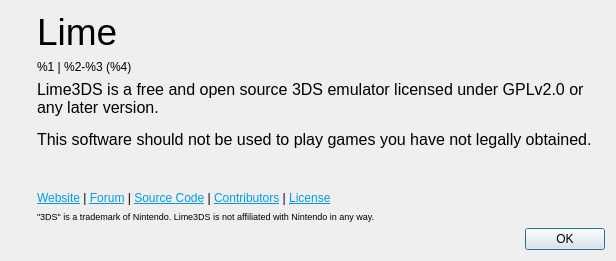
The window that src/lime_qt/aboutdialog.ui (Lime3DS/Lime3DS) describes before a commit, drawn with Qt 5.
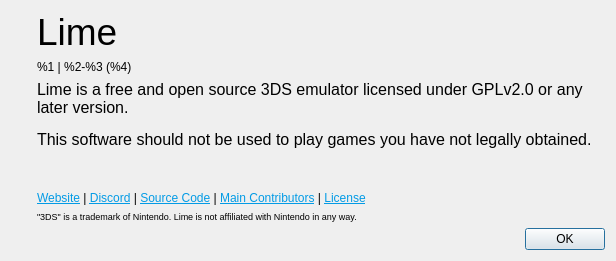
The same window after the commit. Icons and pictures are not drawn.

Commit message: Update the about UI in lime_qt.

Diff of the .ui file:
```diff
--- a/src/lime_qt/aboutdialog.ui
+++ b/src/lime_qt/aboutdialog.ui
@@ -87,7 +87,7 @@
 &lt;html&gt;&lt;head&gt;&lt;meta name=&quot;qrichtext&quot; content=&quot;1&quot; /&gt;&lt;style type=&quot;text/css&quot;&gt;
 p, li { white-space: pre-wrap; }
 &lt;/style&gt;&lt;/head&gt;&lt;body style=&quot; font-family:'Ubuntu'; font-size:11pt; font-weight:400; font-style:normal;&quot;&gt;
-&lt;p style=&quot; margin-top:0px; margin-bottom:0px; margin-left:0px; margin-right:0px; -qt-block-indent:0; text-indent:0px;&quot;&gt;&lt;span style=&quot; font-family:'MS Shell Dlg 2'; font-size:12pt;&quot;&gt;Lime3DS is a free and open source 3DS emulator licensed under GPLv2.0 or any later version.&lt;/span&gt;&lt;/p&gt;
+&lt;p style=&quot; margin-top:0px; margin-bottom:0px; margin-left:0px; margin-right:0px; -qt-block-indent:0; text-indent:0px;&quot;&gt;&lt;span style=&quot; font-family:'MS Shell Dlg 2'; font-size:12pt;&quot;&gt;Lime is a free and open source 3DS emulator licensed under GPLv2.0 or any later version.&lt;/span&gt;&lt;/p&gt;
 &lt;p style=&quot;-qt-paragraph-type:empty; margin-top:0px; margin-bottom:0px; margin-left:0px; margin-right:0px; -qt-block-indent:0; text-indent:0px; font-family:'MS Shell Dlg 2'; font-size:8pt;&quot;&gt;&lt;br /&gt;&lt;/p&gt;
 &lt;p style=&quot; margin-top:0px; margin-bottom:0px; margin-left:0px; margin-right:0px; -qt-block-indent:0; text-indent:0px;&quot;&gt;&lt;span style=&quot; font-family:'MS Shell Dlg 2'; font-size:12pt;&quot;&gt;This software should not be used to play games you have not legally obtained.&lt;/span&gt;&lt;/p&gt;&lt;/body&gt;&lt;/html&gt;</string>
          </property>
@@ -115,7 +115,7 @@
        <item>
         <widget class="QLabel" name="labelLinks">
          <property name="text">
-          <string>&lt;html&gt;&lt;head/&gt;&lt;body&gt;&lt;p&gt;&lt;a href=&quot;https://citra-emu.org/&quot;&gt;&lt;span style=&quot; text-decoration: underline; color:#039be5;&quot;&gt;Website&lt;/span&gt;&lt;/a&gt; | &lt;a href=&quot;https://community.citra-emu.org/&quot;&gt;&lt;span style=&quot; text-decoration: underline; color:#039be5;&quot;&gt;Forum&lt;/span&gt;&lt;/a&gt; | &lt;a href=&quot;https://github.com/citra-emu&quot;&gt;&lt;span style=&quot; text-decoration: underline; color:#039be5;&quot;&gt;Source Code&lt;/span&gt;&lt;/a&gt; | &lt;a href=&quot;https://github.com/citra-emu/citra/graphs/contributors&quot;&gt;&lt;span style=&quot; text-decoration: underline; color:#039be5;&quot;&gt;Contributors&lt;/span&gt;&lt;/a&gt; | &lt;a href=&quot;https://github.com/citra-emu/citra/blob/master/license.txt&quot;&gt;&lt;span style=&quot; text-decoration: underline; color:#039be5;&quot;&gt;License&lt;/span&gt;&lt;/a&gt;&lt;/p&gt;&lt;/body&gt;&lt;/html&gt;</string>
+          <string>&lt;html&gt;&lt;head/&gt;&lt;body&gt;&lt;p&gt;&lt;a href=&quot;https://lime3ds.github.io/&quot;&gt;&lt;span style=&quot; text-decoration: underline; color:#039be5;&quot;&gt;Website&lt;/span&gt;&lt;/a&gt; | &lt;a href=&quot;https://discord.com/invite/4ZjMpAp3M6&quot;&gt;&lt;span style=&quot; text-decoration: underline; color:#039be5;&quot;&gt;Discord&lt;/span&gt;&lt;/a&gt; | &lt;a href=&quot;https://github.com/Lime3DS/Lime3DS&quot;&gt;&lt;span style=&quot; text-decoration: underline; color:#039be5;&quot;&gt;Source Code&lt;/span&gt;&lt;/a&gt; | &lt;a href=&quot;https://github.com/orgs/Lime3DS/people&quot;&gt;&lt;span style=&quot; text-decoration: underline; color:#039be5;&quot;&gt;Main Contributors&lt;/span&gt;&lt;/a&gt; | &lt;a href=&quot;https://github.com/Lime3DS/Lime3DS/blob/master/license.txt&quot;&gt;&lt;span style=&quot; text-decoration: underline; color:#039be5;&quot;&gt;License&lt;/span&gt;&lt;/a&gt;&lt;/p&gt;&lt;/body&gt;&lt;/html&gt;</string>
          </property>
          <property name="openExternalLinks">
           <bool>true</bool>
@@ -131,7 +131,7 @@
           </sizepolicy>
          </property>
          <property name="text">
-          <string>&lt;html&gt;&lt;head/&gt;&lt;body&gt;&lt;p&gt;&lt;span style=&quot; font-size:7pt;&quot;&gt;&amp;quot;3DS&amp;quot; is a trademark of Nintendo. Lime3DS is not affiliated with Nintendo in any way.&lt;/span&gt;&lt;/p&gt;&lt;/body&gt;&lt;/html&gt;</string>
+          <string>&lt;html&gt;&lt;head/&gt;&lt;body&gt;&lt;p&gt;&lt;span style=&quot; font-size:7pt;&quot;&gt;&amp;quot;3DS&amp;quot; is a trademark of Nintendo. Lime is not affiliated with Nintendo in any way.&lt;/span&gt;&lt;/p&gt;&lt;/body&gt;&lt;/html&gt;</string>
          </property>
         </widget>
        </item>
```
Lines whose indentation alone changed are shown as unchanged. The commit also changes 1 other file.
